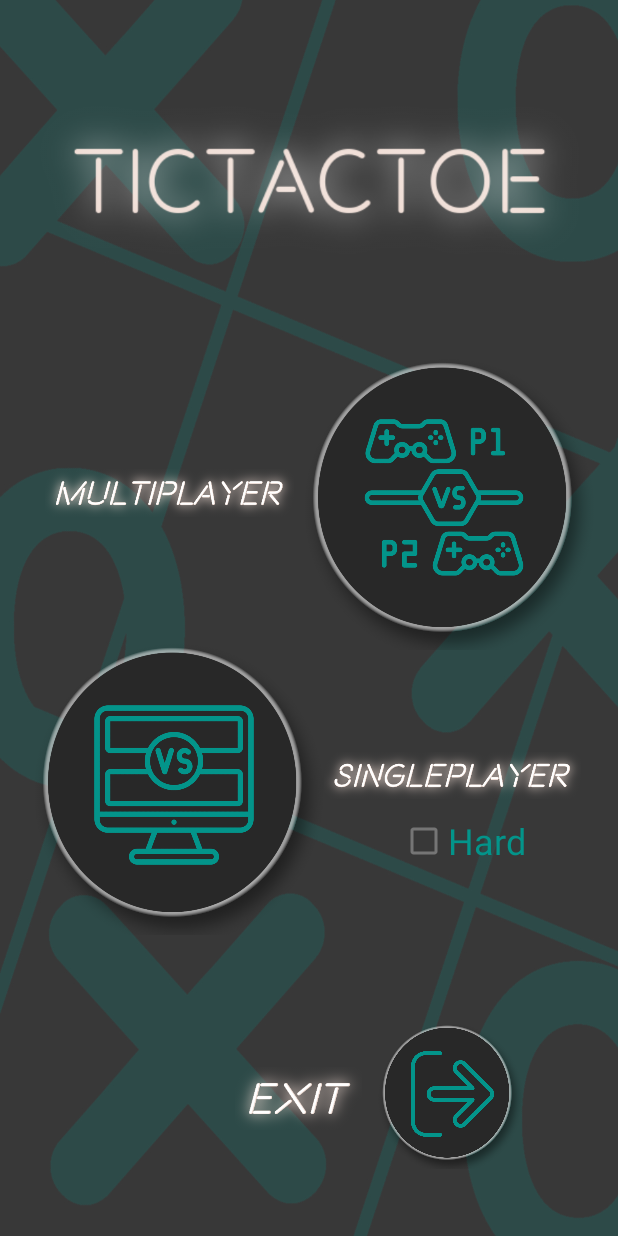
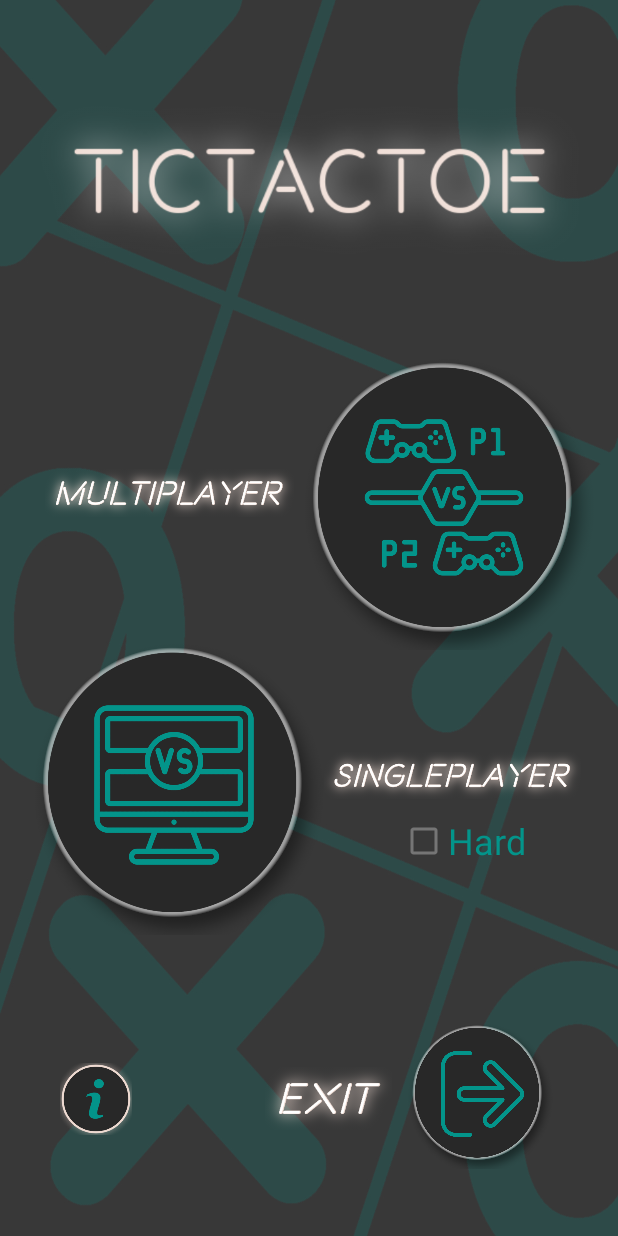
Before and after one commit to JuanjoSalguero/TicTacToe, an Android app: the screen it shows after launch (MainActivity), on a phone screen of 412 x 824 dp. Run offline under Robolectric (Android 15) with nearby library versions, the phone set to English and light mode, and no system bars.

Commit message:
Final proyect

```diff
--- a/app/src/main/res/layout/activity_main.xml
+++ b/app/src/main/res/layout/activity_main.xml
@@ -44,7 +44,7 @@
         android:onClick="exit"
         app:layout_constraintBottom_toBottomOf="parent"
         app:layout_constraintEnd_toEndOf="parent"
-        app:layout_constraintHorizontal_bias="0.797"
+        app:layout_constraintHorizontal_bias="0.861"
         app:layout_constraintStart_toStartOf="parent"
         app:layout_constraintTop_toTopOf="parent"
         app:layout_constraintVertical_bias="0.938"
@@ -118,4 +118,20 @@
         app:layout_constraintVertical_bias="0.554"
         app:srcCompat="@drawable/title_exit" />
 
+    <ImageView
+        android:id="@+id/info"
+        android:layout_width="48dp"
+        android:layout_height="48dp"
+        android:layout_marginTop="142dp"
+        android:layout_marginEnd="184dp"
+        android:onClick="information"
+        app:layout_constraintBottom_toBottomOf="parent"
+        app:layout_constraintEnd_toEndOf="parent"
+        app:layout_constraintHorizontal_bias="0.223"
+        app:layout_constraintStart_toStartOf="parent"
+        app:layout_constraintTop_toTopOf="parent"
+        app:layout_constraintVertical_bias="0.894"
+        app:srcCompat="@drawable/info"
+        tools:ignore="SpeakableTextPresentCheck" />
+
 </androidx.constraintlayout.widget.ConstraintLayout>
--- a/app/src/main/res/layout/activity_singleplayer_game.xml
+++ b/app/src/main/res/layout/activity_singleplayer_game.xml
@@ -304,7 +304,7 @@
                 android:layout_gravity="center"
                 android:layout_marginTop="20dp"
                 android:layout_marginBottom="20dp"
-                android:src="@drawable/cross" />
+                android:src="@drawable/person" />
 
         </LinearLayout>
 
@@ -335,7 +335,7 @@
                 android:layout_gravity="center"
                 android:layout_marginTop="20dp"
                 android:layout_marginBottom="20dp"
-                android:src="@drawable/circle" />
+                android:src="@drawable/android" />
 
         </LinearLayout>
 
```
Also changed, not shown: app/src/main/java/psp/example/tictactoe/MainActivity.java (+10 -0 lines), app/src/main/java/psp/example/tictactoe/SingleplayerGame.java (+24 -24 lines), app/src/main/res/drawable/android.png (added), app/src/main/res/drawable/info.png (added), app/src/main/res/drawable/person.png (added).
